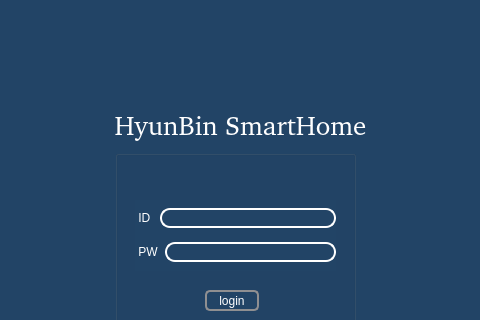
First picture: the form in login.ui, repository kongshyun/vedaClientApp1, before the edit; both pictures show x 115 to 595 and y 0 to 320 of the 720 by 480 pixel window.
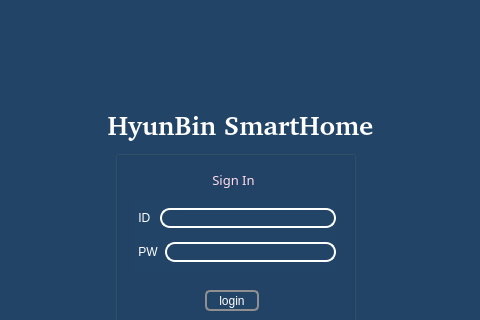
Second picture: the form after the edit. Icons and pictures are not drawn.

Patch:
```diff
--- a/login.ui
+++ b/login.ui
@@ -171,13 +171,21 @@
        <height>41</height>
       </rect>
      </property>
+     <property name="font">
+      <font>
+       <family>Sans Serif</family>
+       <pointsize>10</pointsize>
+       <italic>false</italic>
+       <bold>false</bold>
+      </font>
+     </property>
      <property name="styleSheet">
       <string notr="true">color: rgb(255, 220, 237);
 font: 10pt &quot;Sans Serif&quot;;
 background-color: transparent;</string>
      </property>
      <property name="text">
-      <string/>
+      <string>Sign In</string>
      </property>
      <property name="alignment">
       <set>Qt::AlignCenter</set>
@@ -197,6 +205,7 @@
      <font>
       <family>URW Gothic [urw]</family>
       <pointsize>20</pointsize>
+      <bold>true</bold>
      </font>
     </property>
     <property name="styleSheet">
```
